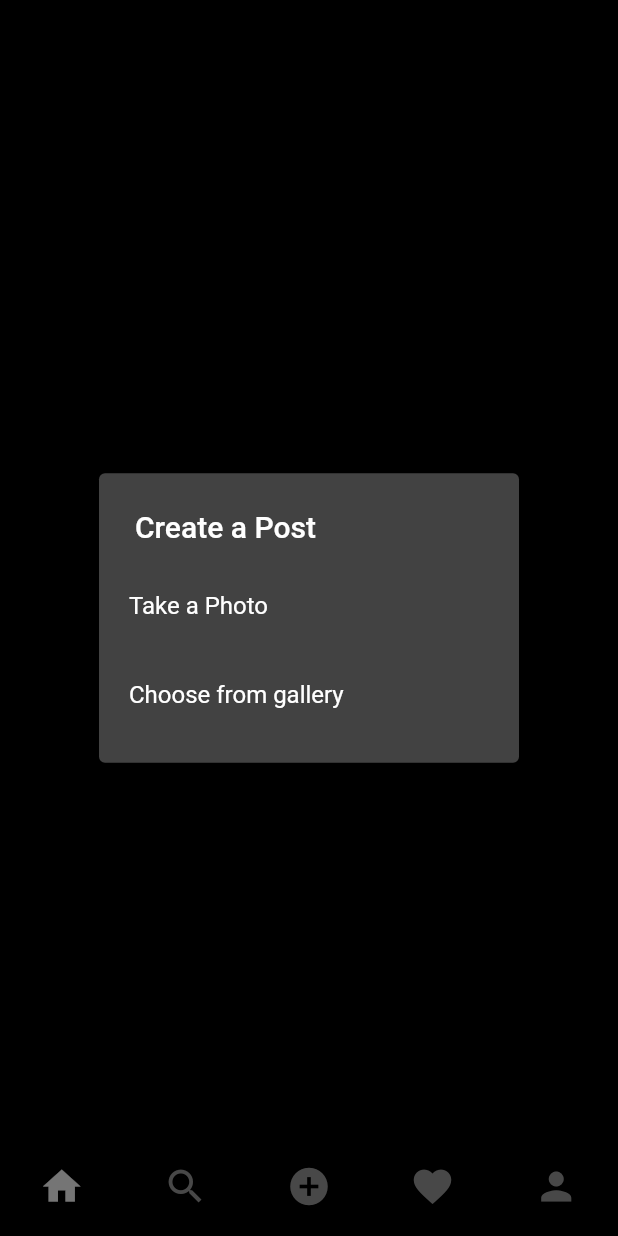
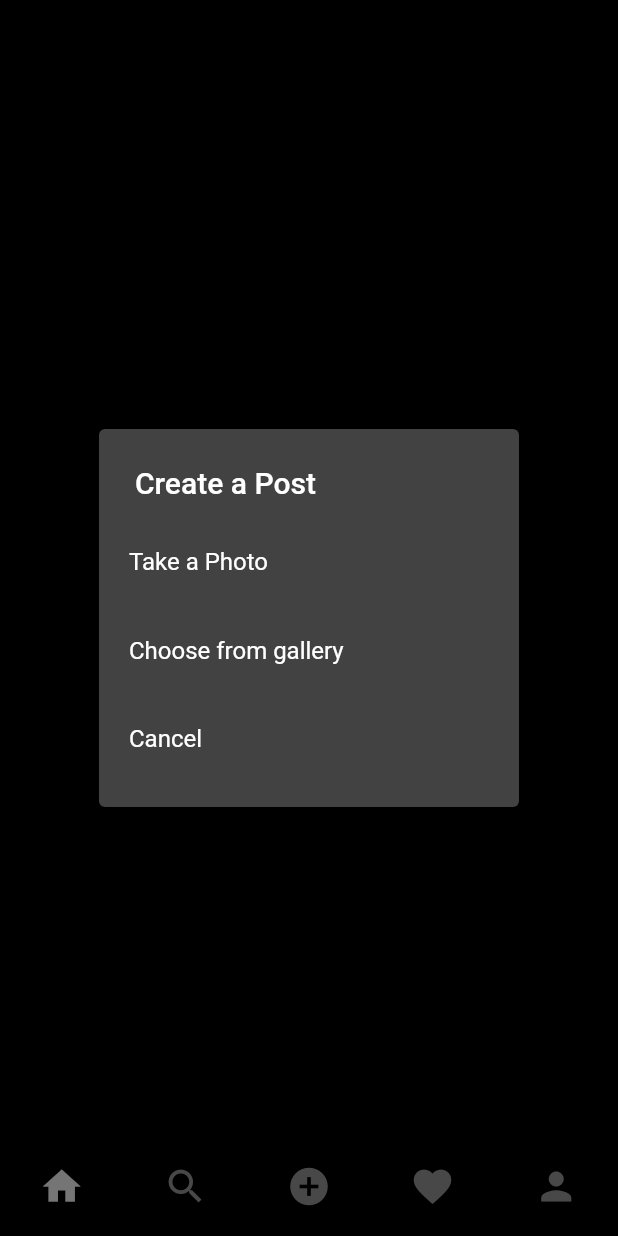
Before and after one commit to maazjnr/instagram-ui, a Flutter app: the screen it shows after launch, item 3 of the bottom bar chosen, after a tap on the "upload" icon, on a phone screen of 412 x 824 dp. Run offline on Flutter 3.47's test engine with Material 2 defaults, Android fonts, the phone set to English and light mode, and no system bars; our stand-ins replace flutter_svg, image_picker.

Commit message:
post page

```diff
--- a/lib/screens/add_post_screen.dart
+++ b/lib/screens/add_post_screen.dart
@@ -11,7 +11,16 @@ class AddPostScreen extends StatefulWidget {
 }
 
 class _AddPostScreenState extends State<AddPostScreen> {
+  final TextEditingController _descriptionController = TextEditingController();
+
   Uint8List? _file;
+
+  // ignore: unused_element
+  void _clearImage() {
+    setState(() {
+      _file = null;
+    });
+  }
 
   final muftiimage =
       "https://encrypted-tbn0.gstatic.com/images?q=tbn:ANd9GcTfnaJnuZ4HAuDFCzMcZyxjjh6XNXfsxlO5j1vLxxOAD8M1iFu3";
@@ -48,24 +57,43 @@ class _AddPostScreenState extends State<AddPostScreen> {
                 });
               },
             ),
+            SimpleDialogOption(
+              padding: const EdgeInsets.all(20),
+              child: const Text('Cancel'),
+              onPressed: () {
+                Navigator.of(context).pop();
+              },
+            ),
           ],
         );
       },
     );
   }
 
+  void dispose() {
+    // TODO: implement dispose
+    super.dispose();
+    _descriptionController.dispose();
+  }
+
   @override
   Widget build(BuildContext context) {
     return _file == null
         ? Center(
-            child:
-                IconButton(onPressed: (() => _selectImage(context)), icon: const Icon(Icons.upload)),
+            child: IconButton(
+                onPressed: (() => _selectImage(context)),
+                icon: const Icon(Icons.upload)),
           )
         : Scaffold(
             appBar: AppBar(
               backgroundColor: mobileBackgroundColor,
               leading: IconButton(
-                  onPressed: (() {}), icon: const Icon(Icons.arrow_back)),
+                  onPressed: (() {
+                    setState(() {
+                      _file = null;
+                    });
+                  }),
+                  icon: const Icon(Icons.arrow_back)),
               title: const Text('Post to'),
               centerTitle: false,
               actions: [
@@ -93,8 +121,9 @@ class _AddPostScreenState extends State<AddPostScreen> {
                     ),
                     SizedBox(
                       width: MediaQuery.of(context).size.width * 0.45,
-                      child: const TextField(
-                        decoration: InputDecoration(
+                      child: TextField(
+                        controller: _descriptionController,
+                        decoration: const InputDecoration(
                           hintText: "Write a caption...",
                           border: InputBorder.none,
                         ),
```
Lines whose indentation alone changed are shown as unchanged.
